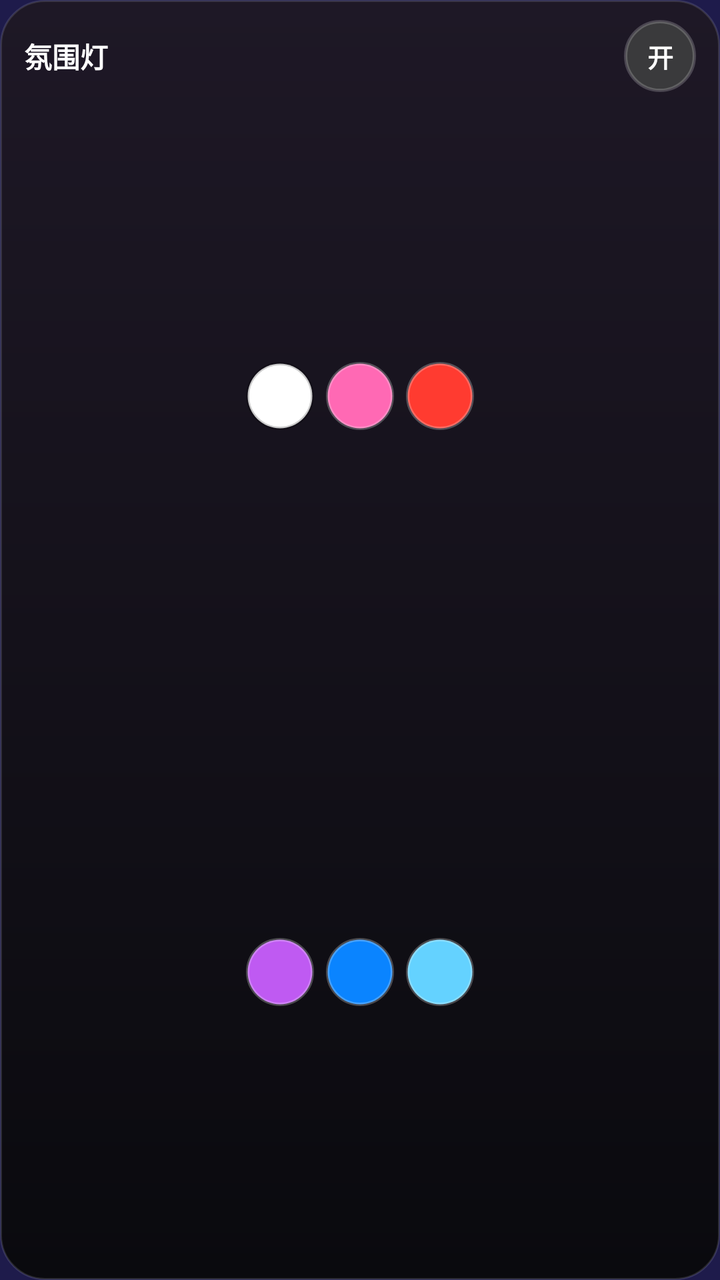
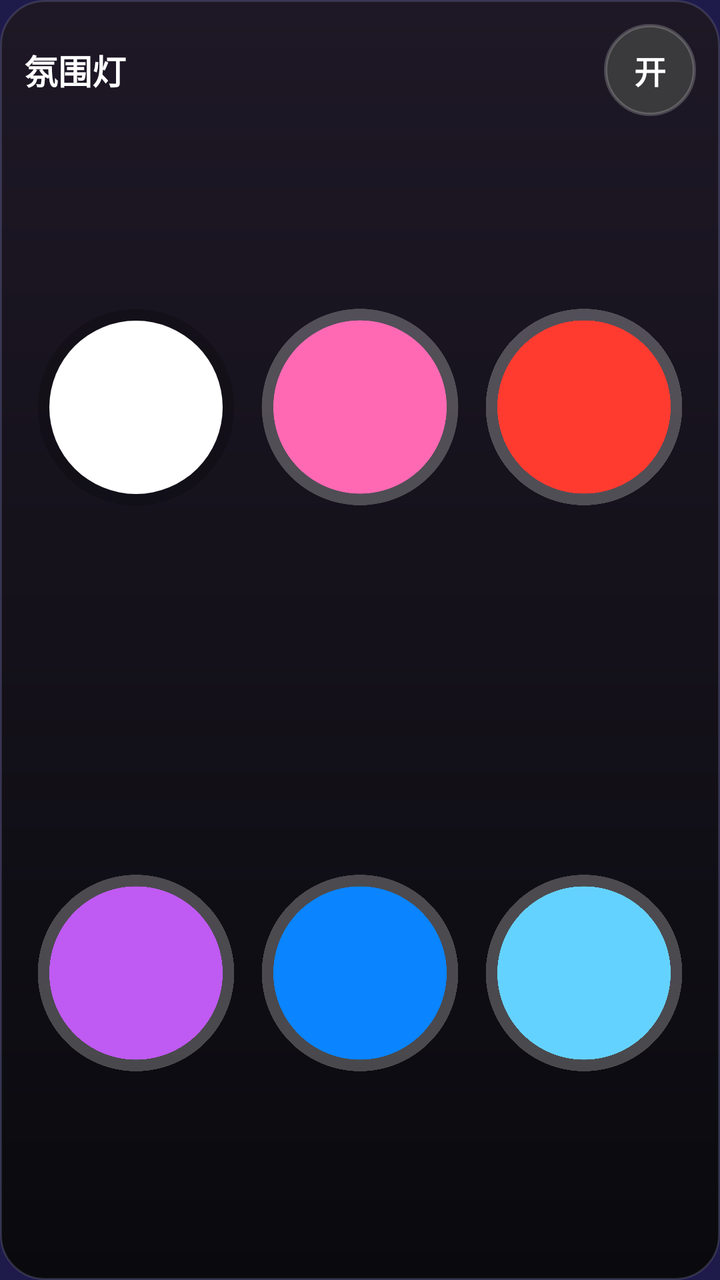

An Android layout rendered at two revisions. The XML below is the earlier revision; the diff shows what the commit changed to produce the second picture.
<!-- AndroidManifest.xml: application theme Theme.AmbientLamp -->
<!-- res/layout/widget_square.xml -->
<?xml version="1.0" encoding="utf-8"?>
<LinearLayout xmlns:android="http://schemas.android.com/apk/res/android"
    android:id="@+id/widget_root"
    android:layout_width="match_parent"
    android:layout_height="match_parent"
    android:background="@drawable/widget_bg"
    android:orientation="vertical"
    android:paddingStart="12dp"
    android:paddingTop="10dp"
    android:paddingEnd="12dp"
    android:paddingBottom="10dp">

    <LinearLayout
        android:layout_width="match_parent"
        android:layout_height="wrap_content"
        android:gravity="center_vertical"
        android:orientation="horizontal">

        <TextView
            android:id="@+id/widget_title"
            android:layout_width="0dp"
            android:layout_height="wrap_content"
            android:layout_weight="1"
            android:maxLines="1"
            android:text="@string/widget_title"
            android:textColor="#FFFFFFFF"
            android:textSize="14sp"
            android:textStyle="bold" />

        <TextView
            android:id="@+id/widget_power"
            android:layout_width="36dp"
            android:layout_height="36dp"
            android:background="@drawable/widget_circle_off"
            android:gravity="center"
            android:text="@string/widget_on"
            android:textColor="#FFFFFFFF"
            android:textSize="13sp"
            android:textStyle="bold" />
    </LinearLayout>

    <LinearLayout
        android:layout_width="match_parent"
        android:layout_height="0dp"
        android:layout_marginTop="8dp"
        android:layout_weight="1"
        android:gravity="center"
        android:orientation="horizontal">

        <ImageButton
            android:id="@+id/widget_color_0"
            android:layout_width="34dp"
            android:layout_height="34dp"
            android:layout_marginStart="3dp"
            android:layout_marginEnd="3dp"
            android:background="@drawable/widget_dot_white"
            android:contentDescription="@string/widget_color_white" />

        <ImageButton
            android:id="@+id/widget_color_1"
            android:layout_width="34dp"
            android:layout_height="34dp"
            android:layout_marginStart="3dp"
            android:layout_marginEnd="3dp"
            android:background="@drawable/widget_dot_pink"
            android:contentDescription="@string/widget_color_pink" />

        <ImageButton
            android:id="@+id/widget_color_2"
            android:layout_width="34dp"
            android:layout_height="34dp"
            android:layout_marginStart="3dp"
            android:layout_marginEnd="3dp"
            android:background="@drawable/widget_dot_red"
            android:contentDescription="@string/widget_color_red" />
    </LinearLayout>

    <LinearLayout
        android:layout_width="match_parent"
        android:layout_height="0dp"
        android:layout_weight="1"
        android:gravity="center"
        android:orientation="horizontal">

        <ImageButton
            android:id="@+id/widget_color_3"
            android:layout_width="34dp"
            android:layout_height="34dp"
            android:layout_marginStart="3dp"
            android:layout_marginEnd="3dp"
            android:background="@drawable/widget_dot_purple"
            android:contentDescription="@string/widget_color_purple" />

        <ImageButton
            android:id="@+id/widget_color_4"
            android:layout_width="34dp"
            android:layout_height="34dp"
            android:layout_marginStart="3dp"
            android:layout_marginEnd="3dp"
            android:background="@drawable/widget_dot_blue"
            android:contentDescription="@string/widget_color_blue" />

        <ImageButton
            android:id="@+id/widget_color_5"
            android:layout_width="34dp"
            android:layout_height="34dp"
            android:layout_marginStart="3dp"
            android:layout_marginEnd="3dp"
            android:background="@drawable/widget_dot_cyan"
            android:contentDescription="@string/widget_color_cyan" />
    </LinearLayout>
</LinearLayout>
<!-- resources referenced by this layout -->
<resources>
  <!-- drawable widget_dot_blue (drawable) -->
  <?xml version="1.0" encoding="utf-8"?>
  <shape xmlns:android="http://schemas.android.com/apk/res/android"
      android:shape="oval">
      <solid android:color="#0A84FF" />
      <stroke
          android:width="1.5dp"
          android:color="#40FFFFFF" />
  </shape>
  <!-- drawable widget_dot_cyan (drawable) -->
  <?xml version="1.0" encoding="utf-8"?>
  <shape xmlns:android="http://schemas.android.com/apk/res/android"
      android:shape="oval">
      <solid android:color="#64D2FF" />
      <stroke
          android:width="1.5dp"
          android:color="#40FFFFFF" />
  </shape>
  <!-- drawable widget_dot_pink (drawable) -->
  <?xml version="1.0" encoding="utf-8"?>
  <shape xmlns:android="http://schemas.android.com/apk/res/android"
      android:shape="oval">
      <solid android:color="#FF69B4" />
      <stroke
          android:width="1.5dp"
          android:color="#40FFFFFF" />
  </shape>
  <!-- drawable widget_dot_purple (drawable) -->
  <?xml version="1.0" encoding="utf-8"?>
  <shape xmlns:android="http://schemas.android.com/apk/res/android"
      android:shape="oval">
      <solid android:color="#BF5AF2" />
      <stroke
          android:width="1.5dp"
          android:color="#40FFFFFF" />
  </shape>
  <!-- drawable widget_dot_red (drawable) -->
  <?xml version="1.0" encoding="utf-8"?>
  <shape xmlns:android="http://schemas.android.com/apk/res/android"
      android:shape="oval">
      <solid android:color="#FF3B30" />
      <stroke
          android:width="1.5dp"
          android:color="#40FFFFFF" />
  </shape>
  <!-- drawable widget_dot_white (drawable) -->
  <?xml version="1.0" encoding="utf-8"?>
  <shape xmlns:android="http://schemas.android.com/apk/res/android"
      android:shape="oval">
      <solid android:color="#FFFFFFFF" />
      <stroke
          android:width="1.5dp"
          android:color="#33000000" />
  </shape>
  <string name="widget_color_blue">蓝色</string>
  <string name="widget_color_cyan">青色</string>
  <string name="widget_color_pink">粉色</string>
  <string name="widget_color_purple">紫色</string>
  <string name="widget_color_red">红色</string>
  <string name="widget_color_white">白光</string>
  <string name="widget_on">开</string>
  <string name="widget_title">氛围灯</string>
  <!-- unchanged entries left out for length: 3 -->
</resources>

<!-- the commit's change to res/layout/widget_square.xml (unified diff, before → after) -->
@@ -5,10 +5,7 @@
     android:layout_height="match_parent"
     android:background="@drawable/widget_bg"
     android:orientation="vertical"
-    android:paddingStart="12dp"
-    android:paddingTop="10dp"
-    android:paddingEnd="12dp"
-    android:paddingBottom="10dp">
+    android:padding="@dimen/widget_card_padding">
 
     <LinearLayout
         android:layout_width="match_parent"
@@ -24,89 +21,93 @@
             android:maxLines="1"
             android:text="@string/widget_title"
             android:textColor="#FFFFFFFF"
-            android:textSize="14sp"
+            android:textSize="@dimen/widget_title_text"
             android:textStyle="bold" />
 
         <TextView
             android:id="@+id/widget_power"
-            android:layout_width="36dp"
-            android:layout_height="36dp"
+            android:layout_width="@dimen/widget_power_size"
+            android:layout_height="@dimen/widget_power_size"
             android:background="@drawable/widget_circle_off"
             android:gravity="center"
             android:text="@string/widget_on"
             android:textColor="#FFFFFFFF"
-            android:textSize="13sp"
+            android:textSize="@dimen/widget_power_text"
             android:textStyle="bold" />
     </LinearLayout>
 
     <LinearLayout
         android:layout_width="match_parent"
         android:layout_height="0dp"
-        android:layout_marginTop="8dp"
+        android:layout_marginTop="4dp"
         android:layout_weight="1"
-        android:gravity="center"
         android:orientation="horizontal">
 
-        <ImageButton
+        <ImageView
             android:id="@+id/widget_color_0"
-            android:layout_width="34dp"
-            android:layout_height="34dp"
-            android:layout_marginStart="3dp"
-            android:layout_marginEnd="3dp"
-            android:background="@drawable/widget_dot_white"
-            android:contentDescription="@string/widget_color_white" />
+            android:layout_width="0dp"
+            android:layout_height="match_parent"
+            android:layout_weight="1"
+            android:contentDescription="@string/widget_color_white"
+            android:padding="@dimen/widget_cell_margin"
+            android:scaleType="fitCenter"
+            android:src="@drawable/widget_dot_white" />
 
-        <ImageButton
+        <ImageView
             android:id="@+id/widget_color_1"
-            android:layout_width="34dp"
-            android:layout_height="34dp"
-            android:layout_marginStart="3dp"
-            android:layout_marginEnd="3dp"
-            android:background="@drawable/widget_dot_pink"
-            android:contentDescription="@string/widget_color_pink" />
+            android:layout_width="0dp"
+            android:layout_height="match_parent"
+            android:layout_weight="1"
+            android:contentDescription="@string/widget_color_pink"
+            android:padding="@dimen/widget_cell_margin"
+            android:scaleType="fitCenter"
+            android:src="@drawable/widget_dot_pink" />
 
-        <ImageButton
+        <ImageView
             android:id="@+id/widget_color_2"
-            android:layout_width="34dp"
-            android:layout_height="34dp"
-            android:layout_marginStart="3dp"
-            android:layout_marginEnd="3dp"
-            android:background="@drawable/widget_dot_red"
-            android:contentDescription="@string/widget_color_red" />
+            android:layout_width="0dp"
+            android:layout_height="match_parent"
+            android:layout_weight="1"
+            android:contentDescription="@string/widget_color_red"
+            android:padding="@dimen/widget_cell_margin"
+            android:scaleType="fitCenter"
+            android:src="@drawable/widget_dot_red" />
     </LinearLayout>
 
     <LinearLayout
         android:layout_width="match_parent"
         android:layout_height="0dp"
         android:layout_weight="1"
-        android:gravity="center"
         android:orientation="horizontal">
 
-        <ImageButton
+        <ImageView
             android:id="@+id/widget_color_3"
-            android:layout_width="34dp"
-            android:layout_height="34dp"
-            android:layout_marginStart="3dp"
-            android:layout_marginEnd="3dp"
-            android:background="@drawable/widget_dot_purple"
-            android:contentDescription="@string/widget_color_purple" />
+            android:layout_width="0dp"
+            android:layout_height="match_parent"
+            android:layout_weight="1"
+            android:contentDescription="@string/widget_color_purple"
+            android:padding="@dimen/widget_cell_margin"
+            android:scaleType="fitCenter"
+            android:src="@drawable/widget_dot_purple" />
 
-        <ImageButton
+        <ImageView
             android:id="@+id/widget_color_4"
-            android:layout_width="34dp"
-            android:layout_height="34dp"
-            android:layout_marginStart="3dp"
-            android:layout_marginEnd="3dp"
-            android:background="@drawable/widget_dot_blue"
-            android:contentDescription="@string/widget_color_blue" />
+            android:layout_width="0dp"
+            android:layout_height="match_parent"
+            android:layout_weight="1"
+            android:contentDescription="@string/widget_color_blue"
+            android:padding="@dimen/widget_cell_margin"
+            android:scaleType="fitCenter"
+            android:src="@drawable/widget_dot_blue" />
 
-        <ImageButton
+        <ImageView
             android:id="@+id/widget_color_5"
-            android:layout_width="34dp"
-            android:layout_height="34dp"
-            android:layout_marginStart="3dp"
-            android:layout_marginEnd="3dp"
-            android:background="@drawable/widget_dot_cyan"
-            android:contentDescription="@string/widget_color_cyan" />
+            android:layout_width="0dp"
+            android:layout_height="match_parent"
+            android:layout_weight="1"
+            android:contentDescription="@string/widget_color_cyan"
+            android:padding="@dimen/widget_cell_margin"
+            android:scaleType="fitCenter"
+            android:src="@drawable/widget_dot_cyan" />
     </LinearLayout>
 </LinearLayout>
<!-- resource entries referenced after the edit -->
@@ -1,59 +1,94 @@
 <!-- resources referenced by this layout -->
 <resources>
+  <dimen name="widget_card_padding">10dp</dimen>
+  <dimen name="widget_cell_margin">3dp</dimen>
+  <dimen name="widget_power_size">40dp</dimen>
+  <dimen name="widget_power_text">14sp</dimen>
+  <dimen name="widget_title_text">15sp</dimen>
   <!-- drawable widget_dot_blue (drawable) -->
   <?xml version="1.0" encoding="utf-8"?>
-  <shape xmlns:android="http://schemas.android.com/apk/res/android"
-      android:shape="oval">
-      <solid android:color="#0A84FF" />
-      <stroke
-          android:width="1.5dp"
-          android:color="#40FFFFFF" />
-  </shape>
+  <vector xmlns:android="http://schemas.android.com/apk/res/android"
+      android:width="40dp"
+      android:height="40dp"
+      android:viewportWidth="36"
+      android:viewportHeight="36">
+      <path
+          android:fillColor="#40FFFFFF"
+          android:pathData="M18,18m-17,0a17,17 0 1,0 34,0a17,17 0 1,0 -34,0" />
+      <path
+          android:fillColor="#0A84FF"
+          android:pathData="M18,18m-15,0a15,15 0 1,0 30,0a15,15 0 1,0 -30,0" />
+  </vector>
   <!-- drawable widget_dot_cyan (drawable) -->
   <?xml version="1.0" encoding="utf-8"?>
-  <shape xmlns:android="http://schemas.android.com/apk/res/android"
-      android:shape="oval">
-      <solid android:color="#64D2FF" />
-      <stroke
-          android:width="1.5dp"
-          android:color="#40FFFFFF" />
-  </shape>
+  <vector xmlns:android="http://schemas.android.com/apk/res/android"
+      android:width="40dp"
+      android:height="40dp"
+      android:viewportWidth="36"
+      android:viewportHeight="36">
+      <path
+          android:fillColor="#40FFFFFF"
+          android:pathData="M18,18m-17,0a17,17 0 1,0 34,0a17,17 0 1,0 -34,0" />
+      <path
+          android:fillColor="#64D2FF"
+          android:pathData="M18,18m-15,0a15,15 0 1,0 30,0a15,15 0 1,0 -30,0" />
+  </vector>
   <!-- drawable widget_dot_pink (drawable) -->
   <?xml version="1.0" encoding="utf-8"?>
-  <shape xmlns:android="http://schemas.android.com/apk/res/android"
-      android:shape="oval">
-      <solid android:color="#FF69B4" />
-      <stroke
-          android:width="1.5dp"
-          android:color="#40FFFFFF" />
-  </shape>
+  <vector xmlns:android="http://schemas.android.com/apk/res/android"
+      android:width="40dp"
+      android:height="40dp"
+      android:viewportWidth="36"
+      android:viewportHeight="36">
+      <path
+          android:fillColor="#40FFFFFF"
+          android:pathData="M18,18m-17,0a17,17 0 1,0 34,0a17,17 0 1,0 -34,0" />
+      <path
+          android:fillColor="#FF69B4"
+          android:pathData="M18,18m-15,0a15,15 0 1,0 30,0a15,15 0 1,0 -30,0" />
+  </vector>
   <!-- drawable widget_dot_purple (drawable) -->
   <?xml version="1.0" encoding="utf-8"?>
-  <shape xmlns:android="http://schemas.android.com/apk/res/android"
-      android:shape="oval">
-      <solid android:color="#BF5AF2" />
-      <stroke
-          android:width="1.5dp"
-          android:color="#40FFFFFF" />
-  </shape>
+  <vector xmlns:android="http://schemas.android.com/apk/res/android"
+      android:width="40dp"
+      android:height="40dp"
+      android:viewportWidth="36"
+      android:viewportHeight="36">
+      <path
+          android:fillColor="#40FFFFFF"
+          android:pathData="M18,18m-17,0a17,17 0 1,0 34,0a17,17 0 1,0 -34,0" />
+      <path
+          android:fillColor="#BF5AF2"
+          android:pathData="M18,18m-15,0a15,15 0 1,0 30,0a15,15 0 1,0 -30,0" />
+  </vector>
   <!-- drawable widget_dot_red (drawable) -->
   <?xml version="1.0" encoding="utf-8"?>
-  <shape xmlns:android="http://schemas.android.com/apk/res/android"
-      android:shape="oval">
-      <solid android:color="#FF3B30" />
-      <stroke
-          android:width="1.5dp"
-          android:color="#40FFFFFF" />
-  </shape>
+  <vector xmlns:android="http://schemas.android.com/apk/res/android"
+      android:width="40dp"
+      android:height="40dp"
+      android:viewportWidth="36"
+      android:viewportHeight="36">
+      <path
+          android:fillColor="#40FFFFFF"
+          android:pathData="M18,18m-17,0a17,17 0 1,0 34,0a17,17 0 1,0 -34,0" />
+      <path
+          android:fillColor="#FF3B30"
+          android:pathData="M18,18m-15,0a15,15 0 1,0 30,0a15,15 0 1,0 -30,0" />
+  </vector>
   <!-- drawable widget_dot_white (drawable) -->
   <?xml version="1.0" encoding="utf-8"?>
-  <shape xmlns:android="http://schemas.android.com/apk/res/android"
-      android:shape="oval">
-      <solid android:color="#FFFFFFFF" />
-      <stroke
-          android:width="1.5dp"
-          android:color="#33000000" />
-  </shape>
+  <vector xmlns:android="http://schemas.android.com/apk/res/android"
+      android:width="40dp"
+      android:height="40dp"
+      android:viewportWidth="36"
+      android:viewportHeight="36">
+      <path
+          android:fillColor="#33000000"
+          android:pathData="M18,18m-17,0a17,17 0 1,0 34,0a17,17 0 1,0 -34,0" />
+      <path
+          android:fillColor="#FFFFFF"
+          android:pathData="M18,18m-15,0a15,15 0 1,0 30,0a15,15 0 1,0 -30,0" />
+  </vector>
   <string name="widget_color_blue">蓝色</string>
   <string name="widget_color_cyan">青色</string>
   <string name="widget_color_pink">粉色</string>
